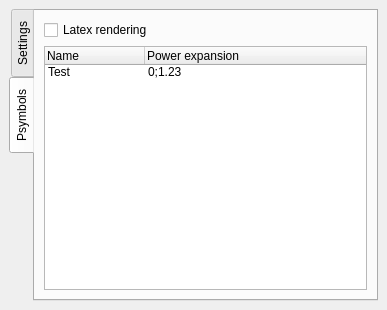
Qt form pyranha/Gui/__panelWidget.ui (7ofNine/piranha) before a commit.
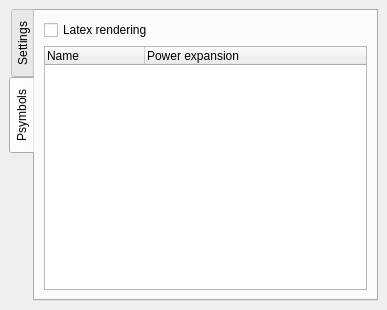
The same form after that commit. The open tabs and pages were chosen to show the change. Icons and pictures are not drawn.

Commit message: Minor work on Pyranha gui, in preparation for GUI overhaul.

Diff of the .ui file:
```diff
--- a/pyranha/Gui/__panelWidget.ui
+++ b/pyranha/Gui/__panelWidget.ui
@@ -10,9 +10,7 @@
    </rect>
   </property>
   <property name="sizePolicy" >
-   <sizepolicy>
-    <hsizetype>1</hsizetype>
-    <vsizetype>1</vsizetype>
+   <sizepolicy vsizetype="Minimum" hsizetype="Minimum" >
     <horstretch>0</horstretch>
     <verstretch>0</verstretch>
    </sizepolicy>
@@ -36,7 +34,19 @@
    <property name="margin" >
     <number>9</number>
    </property>
-   <property name="spacing" >
+   <property name="topMargin" >
+    <number>9</number>
+   </property>
+   <property name="rightMargin" >
+    <number>9</number>
+   </property>
+   <property name="bottomMargin" >
+    <number>9</number>
+   </property>
+   <property name="horizontalSpacing" >
+    <number>6</number>
+   </property>
+   <property name="verticalSpacing" >
     <number>6</number>
    </property>
    <item row="0" column="0" >
@@ -236,7 +246,19 @@
        <property name="margin" >
         <number>9</number>
        </property>
-       <property name="spacing" >
+       <property name="topMargin" >
+        <number>9</number>
+       </property>
+       <property name="rightMargin" >
+        <number>9</number>
+       </property>
+       <property name="bottomMargin" >
+        <number>9</number>
+       </property>
+       <property name="horizontalSpacing" >
+        <number>6</number>
+       </property>
+       <property name="verticalSpacing" >
         <number>6</number>
        </property>
        <item row="1" column="0" >
@@ -257,17 +279,6 @@
            <string>Power expansion</string>
           </property>
          </column>
-         <item>
-          <property name="text" >
-           <string>Test</string>
-          </property>
-          <property name="icon" >
-           <iconset resource="__resources.qrc" >:/images/reload.png</iconset>
-          </property>
-          <property name="text" >
-           <string>0;1.23</string>
-          </property>
-         </item>
         </widget>
        </item>
        <item row="0" column="0" >
```
Left out of the diff: 20 changed lines with no effect on the pictures. The commit also changes 1 other file.
